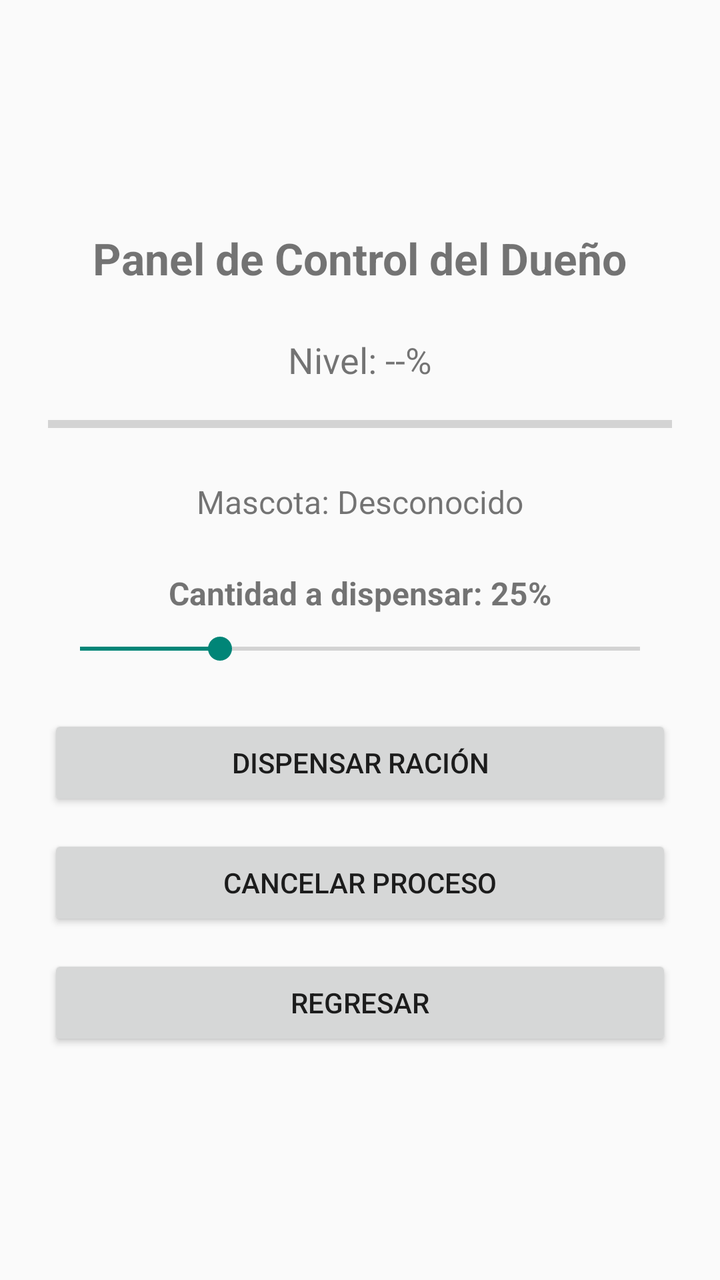
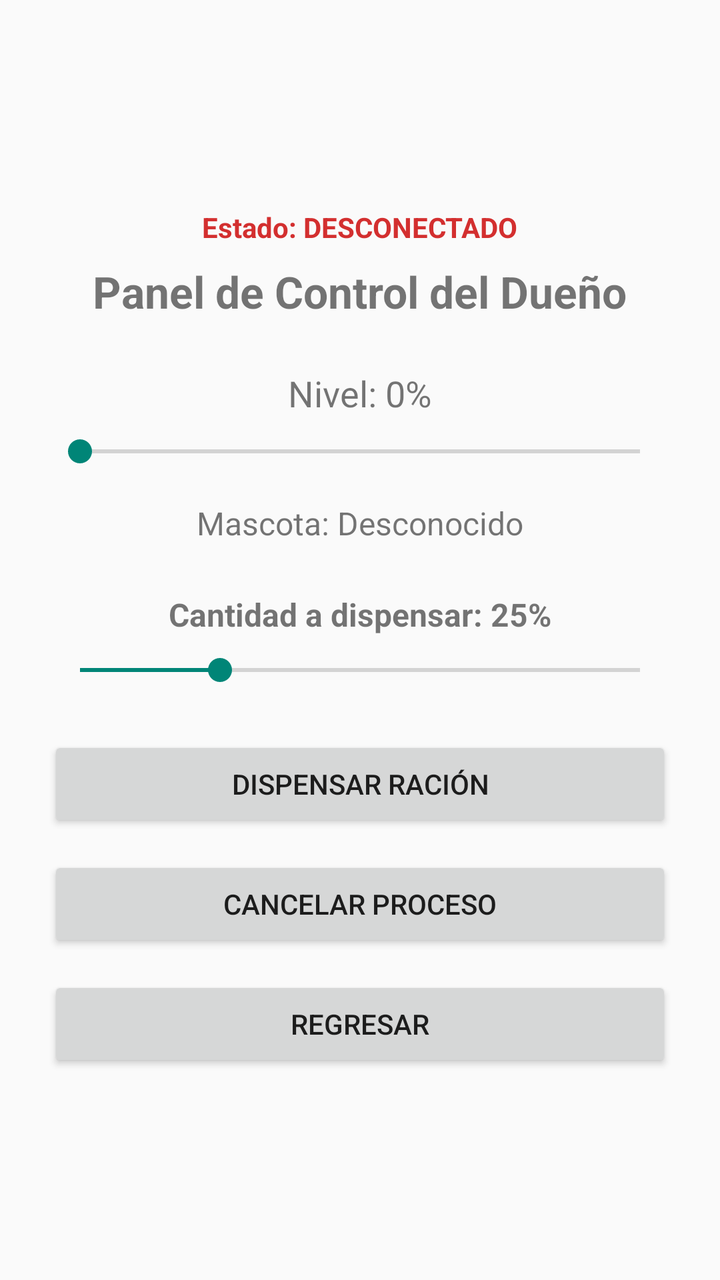

Screens rendered from an Android XML layout before and after an edit, with the pre-edit source and the edit as a unified diff.
<!-- AndroidManifest.xml: application theme Theme.AppCompat.Light.DarkActionBar -->
<!-- res/layout/activity_owner.xml -->
<?xml version="1.0" encoding="utf-8"?>
<LinearLayout xmlns:android="http://schemas.android.com/apk/res/android"
    android:layout_width="match_parent"
    android:layout_height="match_parent"
    android:orientation="vertical"
    android:gravity="center"
    android:padding="24dp">

    <TextView
        android:layout_width="wrap_content"
        android:layout_height="wrap_content"
        android:text="Panel de Control del Dueño"
        android:textSize="22sp"
        android:textStyle="bold"
        android:layout_marginBottom="24dp" />

    
    <TextView
        android:id="@+id/tvComidaPanel"
        android:layout_width="wrap_content"
        android:layout_height="wrap_content"
        android:text="Nivel: --%"
        android:textSize="18sp"
        android:layout_marginBottom="8dp" />

    <ProgressBar
        android:id="@+id/pbNivelComida"
        style="?android:attr/progressBarStyleHorizontal"
        android:layout_width="match_parent"
        android:layout_height="24dp"
        android:max="100"
        android:progress="0"
        android:layout_marginBottom="16dp" />

    
    <TextView
        android:id="@+id/tvPresenciaPanel"
        android:layout_width="wrap_content"
        android:layout_height="wrap_content"
        android:text="Mascota: Desconocido"
        android:textSize="16sp"
        android:layout_marginBottom="24dp" />

    
    <TextView
        android:id="@+id/tvCantidadDispensar"
        android:layout_width="wrap_content"
        android:layout_height="wrap_content"
        android:text="Cantidad a dispensar: 25%"
        android:textSize="16sp"
        android:textStyle="bold"
        android:layout_marginBottom="8dp" />

    <SeekBar
        android:id="@+id/sbCantidadDispensar"
        android:layout_width="match_parent"
        android:layout_height="wrap_content"
        android:max="100"
        android:progress="25"
        android:layout_marginBottom="24dp" />

    
    <Button
        android:id="@+id/btnDispensar"
        android:layout_width="match_parent"
        android:layout_height="wrap_content"
        android:text="DISPENSAR RACIÓN"
        android:layout_marginBottom="12dp" />

    
    <Button
        android:id="@+id/btnCancelar"
        android:layout_width="match_parent"
        android:layout_height="wrap_content"
        android:text="CANCELAR PROCESO"
        android:layout_marginBottom="12dp" />

    
    <Button
        android:id="@+id/btnRegresar"
        android:layout_width="match_parent"
        android:layout_height="wrap_content"
        android:text="REGRESAR" />

</LinearLayout>
<!-- resources referenced by this layout -->
<resources>

</resources>

<!-- the commit's change to res/layout/activity_owner.xml (unified diff, before → after) -->
@@ -5,6 +5,17 @@
     android:orientation="vertical"
     android:gravity="center"
     android:padding="24dp">
+
+    
+    <TextView
+        android:id="@+id/tvEstadoConexion"
+        android:layout_width="wrap_content"
+        android:layout_height="wrap_content"
+        android:text="Estado: DESCONECTADO"
+        android:textSize="14sp"
+        android:textStyle="bold"
+        android:textColor="#D32F2F"
+        android:layout_marginBottom="8dp" />
 
     <TextView
         android:layout_width="wrap_content"
@@ -19,15 +30,15 @@
         android:id="@+id/tvComidaPanel"
         android:layout_width="wrap_content"
         android:layout_height="wrap_content"
-        android:text="Nivel: --%"
+        android:text="Nivel: 0%"
         android:textSize="18sp"
         android:layout_marginBottom="8dp" />
 
-    <ProgressBar
-        android:id="@+id/pbNivelComida"
-        style="?android:attr/progressBarStyleHorizontal"
+    
+    <SeekBar
+        android:id="@+id/sbNivelComida"
         android:layout_width="match_parent"
-        android:layout_height="24dp"
+        android:layout_height="wrap_content"
         android:max="100"
         android:progress="0"
         android:layout_marginBottom="16dp" />
